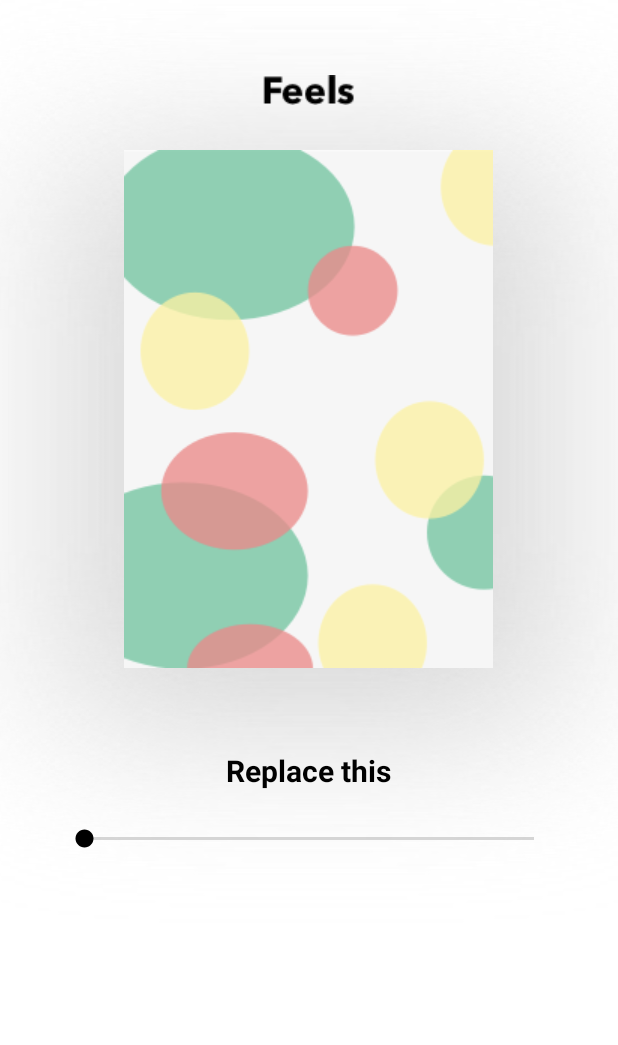
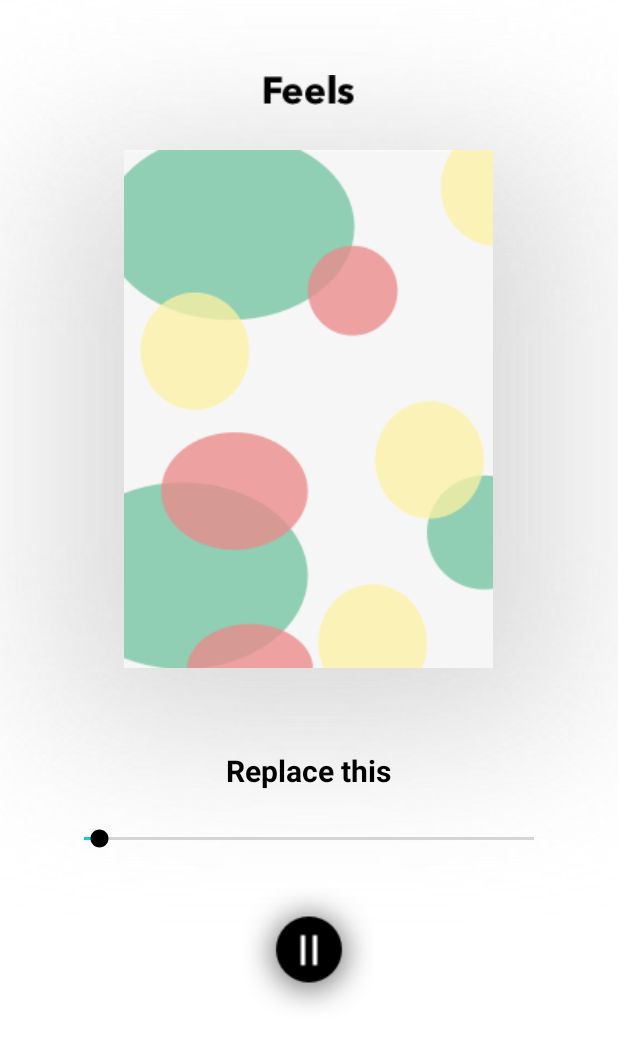
Before and after one commit to rebecca0323/Expressions, an Android app: the Song screen opened directly, with no data from a screen before it, on a phone screen of 412 x 824 dp. Shown: the top 1045 px of the screen. Run offline under Robolectric (Android 15) with nearby library versions, the phone set to English and light mode, and no system bars.

Commit message:
plays song from firebase

```diff
--- a/app/src/main/java/com/example/livewell2020/Song.java
+++ b/app/src/main/java/com/example/livewell2020/Song.java
@@ -2,7 +2,9 @@ package com.example.livewell2020;
 
 import android.media.MediaPlayer;
 import android.os.Bundle;
-import android.widget.Toast;
+import android.os.Handler;
+import android.view.View;
+import android.widget.SeekBar;
 
 import androidx.appcompat.app.AppCompatActivity;
 
@@ -11,11 +13,17 @@ import java.io.IOException;
 public class Song extends AppCompatActivity {
 
     private MediaPlayer mediaPlayer;
+    private SeekBar seekbar;
+    private Runnable runnable;
+    private Handler handler;
 
     @Override
     protected void onCreate(Bundle savedInstanceState) {
         super.onCreate(savedInstanceState);
         setContentView(R.layout.activity_song);
+
+        seekbar = findViewById(R.id.song_progress);
+        handler = new Handler();
 
         mediaPlayer = new MediaPlayer();
         try{
@@ -23,8 +31,9 @@ public class Song extends AppCompatActivity {
             mediaPlayer.setOnPreparedListener(new MediaPlayer.OnPreparedListener() {
                 @Override
                 public void onPrepared(MediaPlayer mp) {
+                    seekbar.setMax(mp.getDuration());
                     mp.start();
-                    Toast.makeText(Song.this, "Song is playing", Toast.LENGTH_SHORT).show();
+                    changeSeekbar();
                 }
             });
             mediaPlayer.prepareAsync();
@@ -32,4 +41,41 @@ public class Song extends AppCompatActivity {
             e.printStackTrace();
         }
     }
+
+    private void changeSeekbar() {
+        seekbar.setProgress(mediaPlayer.getCurrentPosition());
+
+        if(mediaPlayer.isPlaying()){
+            runnable = new Runnable(){
+
+                @Override
+                public void run() {
+                    changeSeekbar();
+                }
+            };
+
+            handler.postDelayed(runnable, 1000);
+        }
+    }
+
+    public void pause(View view){
+        if(!mediaPlayer.isPlaying()){
+            mediaPlayer.start();
+            changeSeekbar();
+        }
+        else{
+            mediaPlayer.pause();
+        }
+    }
+
+    @Override
+    protected void onPause() {
+        super.onPause();
+
+        if(mediaPlayer != null){
+            mediaPlayer.reset();
+            mediaPlayer.release();
+            mediaPlayer = null;
+        }
+    }
 }
--- a/app/src/main/res/layout/activity_song.xml
+++ b/app/src/main/res/layout/activity_song.xml
@@ -53,4 +53,14 @@
         android:layout_marginTop="50dp"
         android:layout_marginHorizontal="40dp"
         android:thumbTint="#000"/>
+
+    <ImageView
+        android:id="@+id/pause"
+        android:layout_width="wrap_content"
+        android:layout_height="wrap_content"
+        app:srcCompat="@drawable/pause"
+        android:layout_alignTop="@id/song_progress"
+        android:layout_marginTop="40dp"
+        android:layout_centerHorizontal="true"
+        android:onClick="pause"/>
 </RelativeLayout>
```
Also changed, not shown: app/src/main/AndroidManifest.xml (+4 -3 lines).
